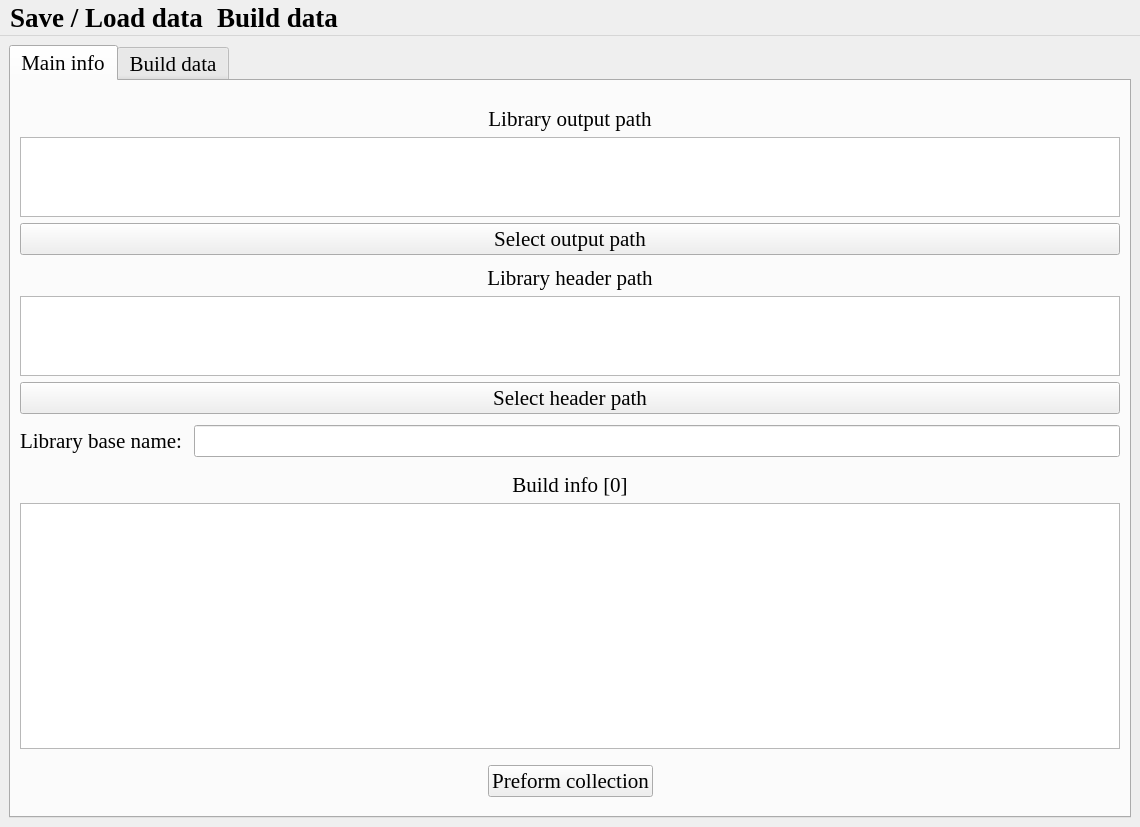
Old version of the form WindowMain.ui in the repository sailordi/Library_Collector.
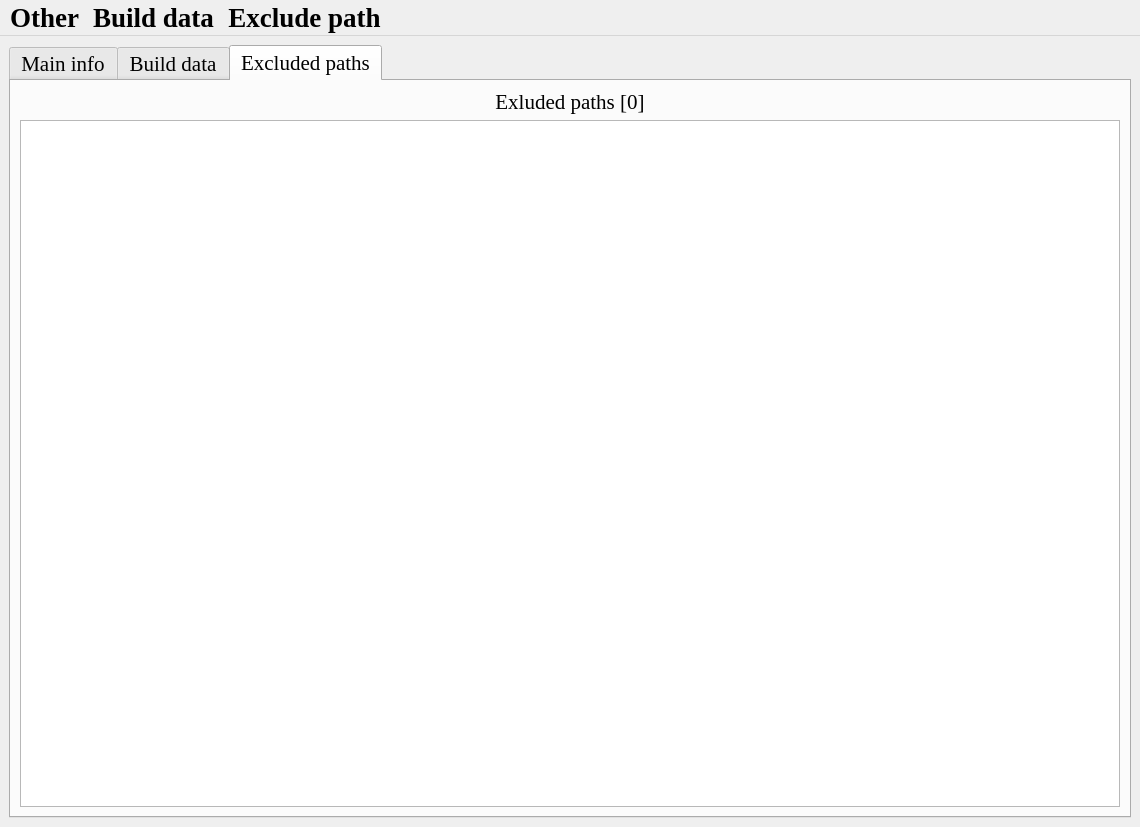
New version of the form. The open tabs and pages were chosen to show the change.

Commit message: Added new elements to the UI and renamed others

What changed in the file:
```diff
--- a/WindowMain.ui
+++ b/WindowMain.ui
@@ -466,6 +466,30 @@
         </item>
        </layout>
       </widget>
+      <widget class="QWidget" name="exlcludedPaths_tab">
+       <attribute name="title">
+        <string>Excluded paths</string>
+       </attribute>
+       <layout class="QVBoxLayout" name="verticalLayout_4">
+        <item>
+         <layout class="QVBoxLayout" name="exludedPaths_layout">
+          <item>
+           <widget class="QLabel" name="label_8">
+            <property name="text">
+             <string>Exluded paths [0]</string>
+            </property>
+            <property name="alignment">
+             <set>Qt::AlignCenter</set>
+            </property>
+           </widget>
+          </item>
+          <item>
+           <widget class="QTreeView" name="treeView_2"/>
+          </item>
+         </layout>
+        </item>
+       </layout>
+      </widget>
      </widget>
     </item>
    </layout>
@@ -487,7 +511,7 @@
      <bold>true</bold>
     </font>
    </property>
-   <widget class="QMenu" name="menuSaveLoadData">
+   <widget class="QMenu" name="menuOther">
     <property name="font">
      <font>
       <family>Times New Roman</family>
@@ -495,7 +519,7 @@
      </font>
     </property>
     <property name="title">
-     <string>Save / Load data</string>
+     <string>Other</string>
     </property>
     <addaction name="actionSaveData"/>
     <addaction name="separator"/>
@@ -514,8 +538,25 @@
     <addaction name="actionUpdate_selected_build_data"/>
     <addaction name="actionRemove_selected_build_info"/>
    </widget>
-   <addaction name="menuSaveLoadData"/>
+   <widget class="QMenu" name="menuExcludePath">
+    <property name="font">
+     <font>
+      <family>Times New Roman</family>
+      <pointsize>16</pointsize>
+     </font>
+    </property>
+    <property name="title">
+     <string>Exclude path</string>
+    </property>
+    <addaction name="actionAddExcludedPath"/>
+    <addaction name="separator"/>
+    <addaction name="actionUpdateSelectedExcludePath"/>
+    <addaction name="separator"/>
+    <addaction name="actionRemoveSelectedExcludePath"/>
+   </widget>
+   <addaction name="menuOther"/>
    <addaction name="menuBuildData"/>
+   <addaction name="menuExcludePath"/>
   </widget>
   <action name="actionSaveData">
    <property name="text">
```
Left out of the diff: 66 changed lines with no effect on the pictures. The commit also changes 2 other files.
